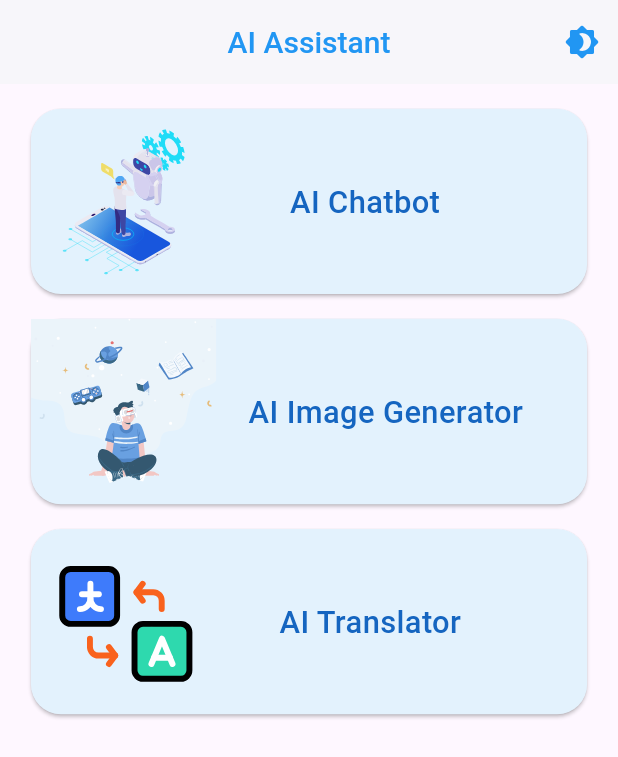
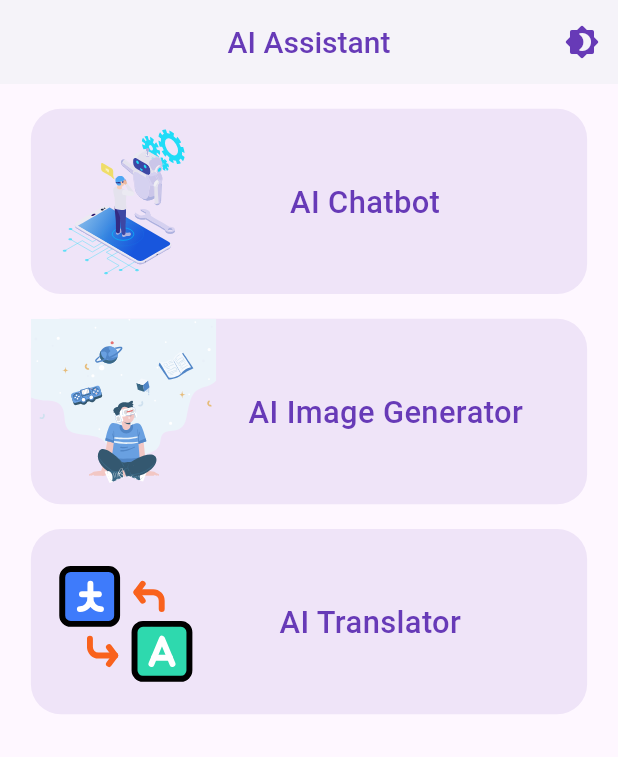
Before and after one commit to drxerxes1/ai_assistant, a Flutter app: the HomeScreen screen opened directly, on a phone screen of 412 x 824 dp. Shown: the top 757 px of the screen. Run offline on Flutter 3.47's test engine with Material 3 defaults, Android fonts, the phone set to English and light mode, and no system bars; drawn by our look-alikes of flutter_animate; our stand-ins replace get, hive, lottie; accounts and stored records are empty; statements that could not run were skipped; project files that could hold a hidden picture were left out.

Commit message:
AI Chat UI Design

```diff
--- a/lib/main.dart
+++ b/lib/main.dart
@@ -28,12 +28,12 @@ class MyApp extends StatelessWidget {
     return GetMaterialApp(
       theme: ThemeData(
           appBarTheme: const AppBarTheme(
-        iconTheme: IconThemeData(color: Colors.blue),
-        elevation: 1,
+        iconTheme: IconThemeData(color: Colors.deepPurple),
+        elevation: 2,
         centerTitle: true,
         backgroundColor: Colors.white,
         titleTextStyle: TextStyle(
-            color: Colors.blue, fontSize: 20, fontWeight: FontWeight.w500),
+            color: Colors.deepPurple, fontSize: 20, fontWeight: FontWeight.w500),
       )),
       title: appName,
       debugShowCheckedModeBanner: false,
--- a/lib/screen/feature/image_feature.dart
+++ b/lib/screen/feature/image_feature.dart
@@ -15,7 +15,7 @@ class _ImageFeatureState extends State<ImageFeature> {
           title: const Text('Image Generator'),
         ),
         body: ListView(
-          children: [],
+          children: const [],
         ));
   }
 }
--- a/lib/screen/feature/translator_feature.dart
+++ b/lib/screen/feature/translator_feature.dart
@@ -15,7 +15,7 @@ class _TranslatorFeatureState extends State<TranslatorFeature> {
           title: const Text('Multilingual Translator'),
         ),
         body: ListView(
-          children: [],
+          children: const [],
         ));
   }
 }
--- a/lib/screen/home_screen.dart
+++ b/lib/screen/home_screen.dart
@@ -26,18 +26,11 @@ class _HomeScreenState extends State<HomeScreen> {
 
     return Scaffold(
       appBar: AppBar(
-        elevation: 1,
-        centerTitle: true,
-        backgroundColor: Colors.white,
-        title: const Text(
-          appName,
-          style: TextStyle(
-              color: Colors.blue, fontSize: 20, fontWeight: FontWeight.w500),
-        ),
+        title: const Text(appName),
         actions: [
           IconButton(
             onPressed: () {},
-            icon: const Icon(Icons.brightness_4_rounded, color: Colors.blue),
+            icon: const Icon(Icons.brightness_4_rounded, color: Colors.deepPurple),
           ),
         ],
       ),
--- a/lib/widget/home_card.dart
+++ b/lib/widget/home_card.dart
@@ -18,7 +18,8 @@ class HomeCard extends StatelessWidget {
       shape: RoundedRectangleBorder(
         borderRadius: BorderRadius.circular(20),
       ),
-      color: Colors.blue[50],
+      color: Colors.deepPurple.withOpacity(0.1),
+      elevation: 0,
       child: InkWell(
         borderRadius: BorderRadius.circular(20),
         onTap: homeType.onTap,
@@ -31,7 +32,7 @@ class HomeCard extends StatelessWidget {
               style: TextStyle(
                 fontSize: mq.width * 0.05,
                 fontWeight: FontWeight.w500,
-                color: Colors.blue[800],
+                color: Colors.deepPurple,
               ),
             ),
             const Spacer(
```
Also changed, not shown: lib/controller/chat_controller.dart (added, +20 -0 lines), lib/model/message.dart (added, +8 -0 lines), lib/screen/feature/chatbot_feature.dart (+22 -9 lines), lib/widget/message_card.dart (added, +75 -0 lines).
